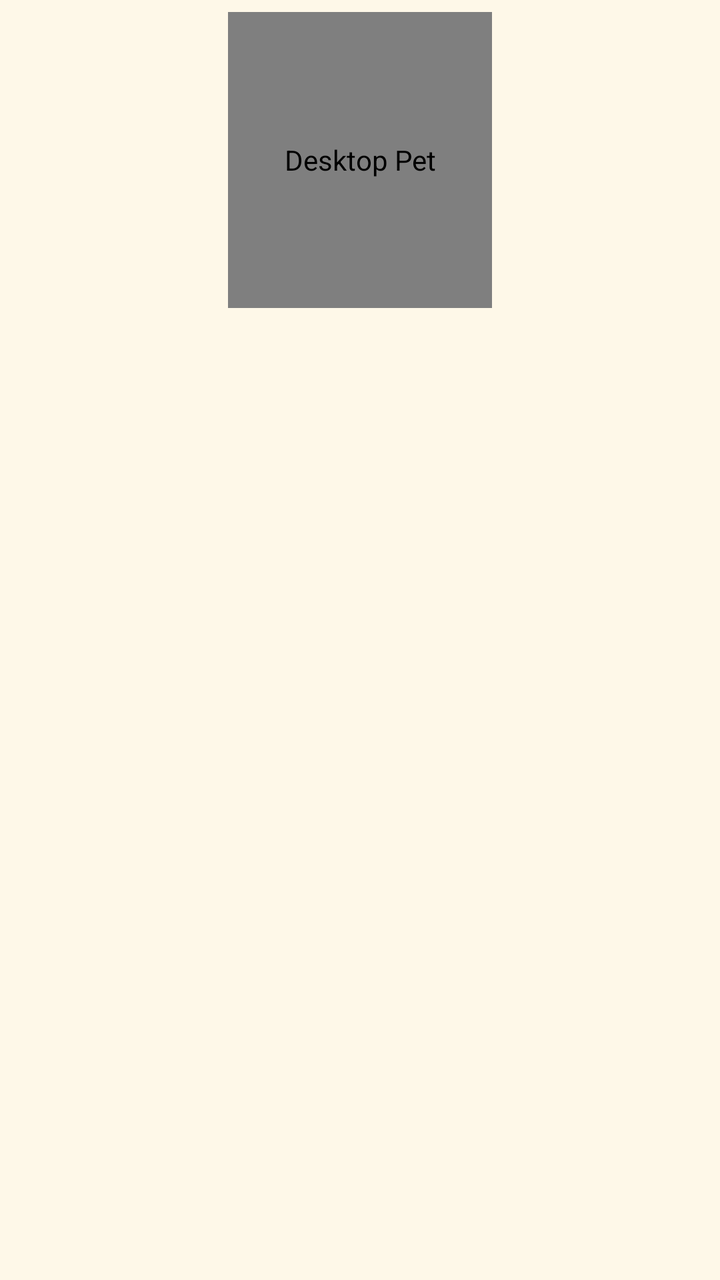
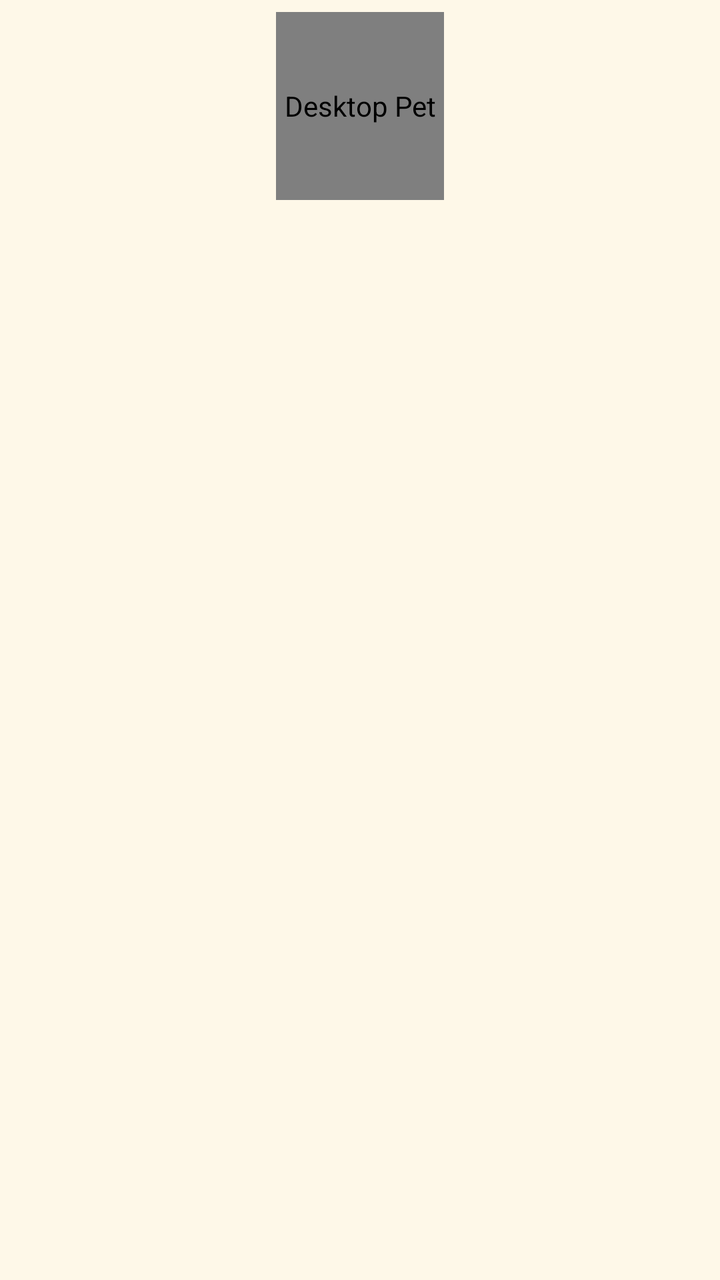

Before-and-after screenshots of an Android layout around one commit, followed by the original layout XML and the change that was made.
<!-- AndroidManifest.xml: application theme Theme.CupCake -->
<!-- res/layout/overlay_shimeji_pet.xml -->
<?xml version="1.0" encoding="utf-8"?>
<LinearLayout xmlns:android="http://schemas.android.com/apk/res/android"
    android:layout_width="wrap_content"
    android:layout_height="wrap_content"
    android:orientation="vertical"
    android:gravity="center_horizontal"
    android:padding="6dp">

    
    <LinearLayout
        android:id="@+id/speech_bubble"
        android:layout_width="wrap_content"
        android:layout_height="wrap_content"
        android:layout_marginBottom="6dp"
        android:background="@drawable/bg_speech_bubble"
        android:paddingStart="12dp"
        android:paddingTop="8dp"
        android:paddingEnd="12dp"
        android:paddingBottom="8dp"
        android:visibility="gone"
        android:maxWidth="220dp">

        <TextView
            android:id="@+id/speech_text"
            android:layout_width="wrap_content"
            android:layout_height="wrap_content"
            android:textColor="#FFFFFF"
            android:textSize="12sp"
            android:textStyle="bold"
            android:text="Hello! ✨" />
    </LinearLayout>

    
    <FrameLayout
        android:layout_width="132dp"
        android:layout_height="148dp">

        <com.cupcake.pet.PetRigView
            android:id="@+id/pet_rig"
            android:layout_width="match_parent"
            android:layout_height="match_parent"
            android:contentDescription="Desktop Pet" />
    </FrameLayout>

</LinearLayout>
<!-- resources referenced by this layout -->
<resources>
  <!-- drawable bg_speech_bubble (drawable) -->
  <?xml version="1.0" encoding="utf-8"?>
  <shape xmlns:android="http://schemas.android.com/apk/res/android"
      android:shape="rectangle">
      <solid android:color="#E61C1E21" />
      <corners android:radius="14dp" />
      <stroke
          android:width="1dp"
          android:color="#4DFFFFFF" />
  </shape>
  <style name="Theme.CupCake" parent="android:Theme.Material.NoActionBar">
          <item name="android:windowBackground">@color/launcher_background</item>
          <item name="android:statusBarColor">@color/launcher_background</item>
          <item name="android:navigationBarColor">@color/launcher_background</item>
          <item name="android:windowLightStatusBar">false</item>
      </style>
  <color name="launcher_background">#FEF8E8</color>
</resources>

<!-- the commit's change to res/layout/overlay_shimeji_pet.xml (unified diff, before → after) -->
@@ -32,8 +32,8 @@
 
     
     <FrameLayout
-        android:layout_width="132dp"
-        android:layout_height="148dp">
+        android:layout_width="84dp"
+        android:layout_height="94dp">
 
         <com.cupcake.pet.PetRigView
             android:id="@+id/pet_rig"
